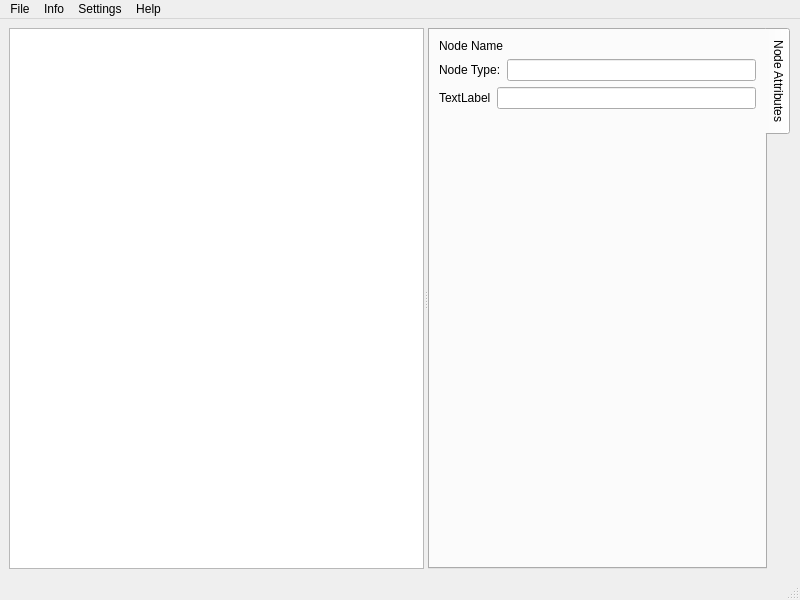
Before: the Qt Designer form MainWindow/MainWindow.ui in Philip117/FBXViewer, drawn with Qt 5.
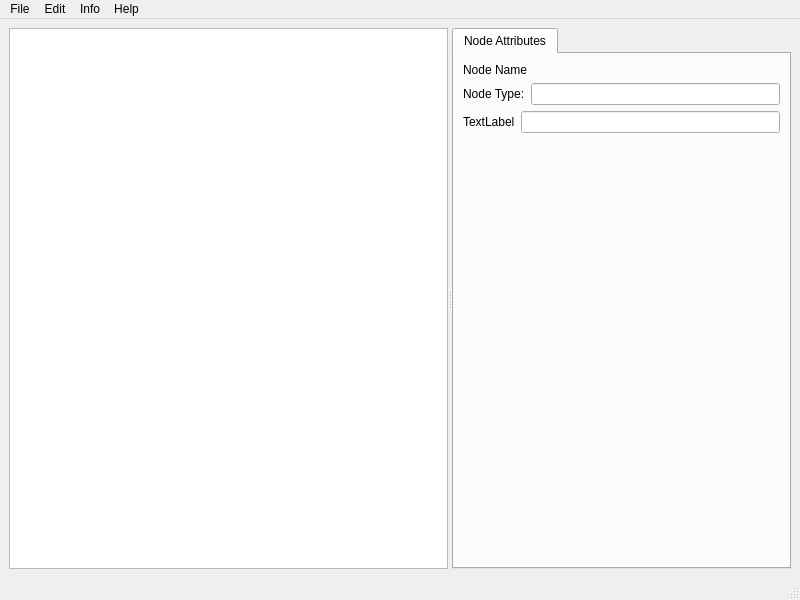
After: the same form once the commit is applied.

Patch:
```diff
--- a/MainWindow/MainWindow.ui
+++ b/MainWindow/MainWindow.ui
@@ -44,7 +44,7 @@
       </widget>
       <widget class="QTabWidget" name="tabWidget">
        <property name="tabPosition">
-        <enum>QTabWidget::TabPosition::East</enum>
+        <enum>QTabWidget::North</enum>
        </property>
        <property name="currentIndex">
         <number>0</number>
@@ -56,6 +56,21 @@
         <layout class="QVBoxLayout" name="verticalLayout_2">
          <item>
           <widget class="QLabel" name="label_nodeName">
+           <property name="enabled">
+            <bool>true</bool>
+           </property>
+           <property name="sizePolicy">
+            <sizepolicy hsizetype="Preferred" vsizetype="Fixed">
+             <horstretch>0</horstretch>
+             <verstretch>0</verstretch>
+            </sizepolicy>
+           </property>
+           <property name="maximumSize">
+            <size>
+             <width>16777215</width>
+             <height>16777215</height>
+            </size>
+           </property>
            <property name="styleSheet">
             <string notr="true">font: 700 10pt &quot;Microsoft YaHei UI&quot;;</string>
            </property>
@@ -65,21 +80,15 @@
           </widget>
          </item>
          <item>
-          <layout class="QFormLayout" name="formLayout">
-           <property name="sizeConstraint">
-            <enum>QLayout::SizeConstraint::SetDefaultConstraint</enum>
-           </property>
-           <property name="fieldGrowthPolicy">
-            <enum>QFormLayout::FieldGrowthPolicy::AllNonFixedFieldsGrow</enum>
-           </property>
-           <item row="0" column="0">
+          <layout class="QHBoxLayout" name="horizontalLayout">
+           <item>
             <widget class="QLabel" name="label_2">
              <property name="text">
               <string>Node Type:</string>
              </property>
             </widget>
            </item>
-           <item row="0" column="1">
+           <item>
             <widget class="QLineEdit" name="lineEdit_nodeType">
              <property name="text">
               <string notr="true"/>
@@ -108,7 +117,10 @@
          <item>
           <spacer name="verticalSpacer">
            <property name="orientation">
-            <enum>Qt::Orientation::Vertical</enum>
+            <enum>Qt::Vertical</enum>
+           </property>
+           <property name="sizeType">
+            <enum>QSizePolicy::Expanding</enum>
            </property>
            <property name="sizeHint" stdset="0">
             <size>
@@ -131,7 +143,7 @@
      <x>0</x>
      <y>0</y>
      <width>800</width>
-     <height>33</height>
+     <height>20</height>
     </rect>
    </property>
    <widget class="QMenu" name="menu_file">
@@ -153,15 +165,15 @@
     </property>
     <addaction name="action_statistic"/>
    </widget>
-   <widget class="QMenu" name="menu_settings">
+   <widget class="QMenu" name="menu_edit">
     <property name="title">
-     <string>Settings</string>
+     <string>Edit</string>
     </property>
     <addaction name="action_settings"/>
    </widget>
    <addaction name="menu_file"/>
+   <addaction name="menu_edit"/>
    <addaction name="menu_statistic"/>
-   <addaction name="menu_settings"/>
    <addaction name="menu_info"/>
   </widget>
   <widget class="QStatusBar" name="statusbar"/>
```
Left out of the diff: 6 changed lines with no effect on the pictures.
